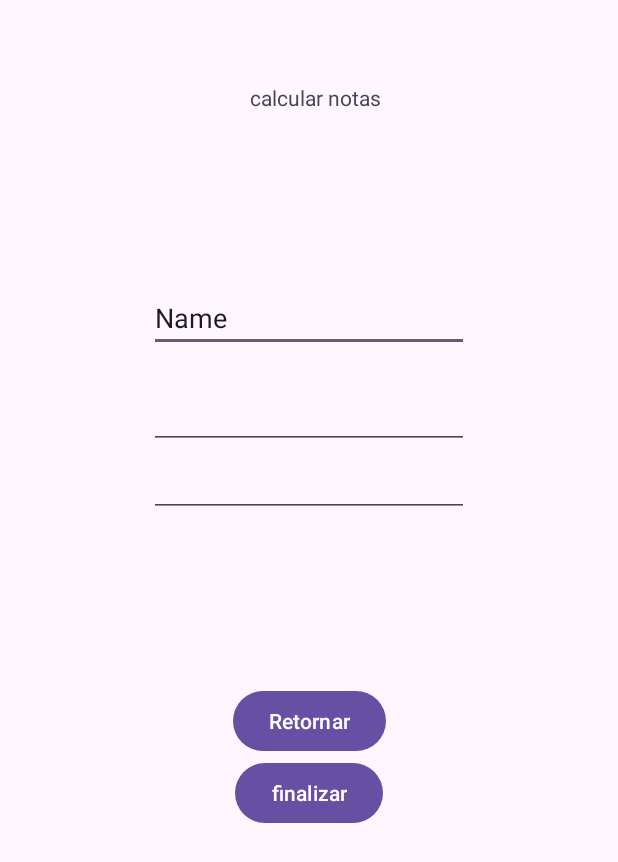
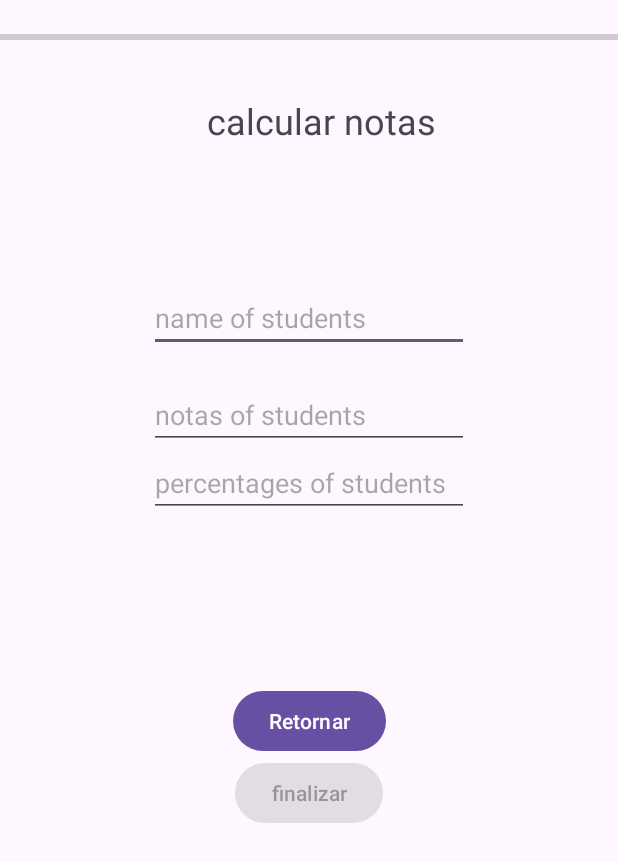
Before and after one commit to maestro484/calcular_notas, an Android app: the screen it shows after launch (MainActivity), on a phone screen of 412 x 824 dp. Shown: the top 862 px of the screen. Run offline under Robolectric (Android 15) with nearby library versions, the phone set to English and light mode, and no system bars.

Commit message:
colocamos las vistas de pantalla de inicio y las declaramos
coloque a funcionas los botones,valide que el prosentaje sea un numero entero,
coloque los porsetanjes ingresados no superen el 100%,
valide que la nota no supere el 5
valide que la nota metida sea menos a 0
valide que el nombre del estudiante no tenga numeros
valide que la nota sea igual ala cantidad de procetajes

```diff
--- a/app/build.gradle.kts
+++ b/app/build.gradle.kts
@@ -5,12 +5,12 @@ plugins {
 
 android {
     namespace = "com.oscar.estiven.prengues.calcularnotas"
-    compileSdk = 33
+    compileSdk = 34
 
     defaultConfig {
         applicationId = "com.oscar.estiven.prengues.calcularnotas"
         minSdk = 24
-        targetSdk = 33
+        targetSdk = 34
         versionCode = 1
         versionName = "1.0"
 
--- a/app/src/main/java/com/oscar/estiven/prengues/calcularnotas/MainActivity.kt
+++ b/app/src/main/java/com/oscar/estiven/prengues/calcularnotas/MainActivity.kt
@@ -4,32 +4,100 @@ import androidx.appcompat.app.AppCompatActivity
 import android.os.Bundle
 import android.widget.Button
 import android.widget.EditText
+import android.widget.ProgressBar
+import android.widget.Toast
 
 class MainActivity : AppCompatActivity() {
 
-    private lateinit var nombre: EditText
-    private lateinit var notas: EditText
-    private lateinit var porsentajes: EditText
+    //aqui declaramos todos las cosas que colocamos el la vista
+    private lateinit var nombreIngresado: EditText
+    private lateinit var notasIngresadas: EditText
+    private lateinit var porsentajesIngresados: EditText
     private lateinit var Retornar: Button
     private lateinit var Finalizar: Button
+    private lateinit var progreso: ProgressBar
 
+
+    private var porcentajeAcumulado  = 0
+
+    val listaDePorcentaje: MutableList<Int> = mutableListOf()
+
+    val listaDeNotas: MutableList<Double> = mutableListOf()
 
     override fun onCreate(savedInstanceState: Bundle?) {
         super.onCreate(savedInstanceState)
         setContentView(R.layout.entrada)
 
-
-        nombre = findViewById(R.id.nombre)
-        notas = findViewById(R.id.notas)
-        porsentajes = findViewById(R.id.porcentajes)
+// aqui llamamos las cosas de claradas
+        nombreIngresado = findViewById(R.id.nombreIngresado)
+        notasIngresadas = findViewById(R.id.notasIngresadas)
+        porsentajesIngresados = findViewById(R.id.porcentajesIngresados)
         Retornar = findViewById(R.id.Retornar)
         Finalizar = findViewById(R.id.Finalizar)
+        progreso = findViewById(R.id.progreso)
+
+        Retornar.setOnClickListener {
 
 
+            val nota = notasIngresadas.text.toString()
+            val porcentaje = porsentajesIngresados.text.toString()
+            val nombre = nombreIngresado.text.toString()
 
 
+            if (validarVacio(nombre, nota, porcentaje)){
+                if (validarNombre(nombre) &&
+                    validarNotas(nota.toDouble()) &&
+                    validarPorcentaje((porcentaje.toInt()))
+                ){
+                    listaDeNotas.add(nota.toDouble())
+                    listaDePorcentaje.add(porcentaje.toInt())
+
+                    porcentajeAcumulado += porcentaje.toInt()
+
+                    actualizarProgress(porcentajeAcumulado)
+
+                    nombreIngresado.isEnabled = false
+                    notasIngresadas.text.clear()
+                    porsentajesIngresados.text.clear()
+
+                    mostrarMensaje("la nota fue ingresada correctamente")
+                }else{
+                    mostrarMensaje("verifique los datos ingresados")
+                }
+            }else{
+                mostrarMensaje("Datos incompletos")
+            }
+        }
+    }
 
 
+    fun actualizarProgress(porcentaje : Int) {
+        progreso.progress = porcentaje
+        if (porcentaje >= 100){
+            Finalizar.isEnabled = true
+        }
+    }
+    fun mostrarMensaje(mensaje : String){
+        Toast.makeText(this,
+            mensaje,
+            Toast.LENGTH_LONG).show()
+    }
 
+
+    fun validarVacio(nombre: String, nota: String, porsentaje: String): Boolean {
+        return !nombre.isNullOrEmpty() || nota.isNotEmpty() || porsentaje.isNullOrEmpty()
     }
+
+    fun validarNombre(nombre: String): Boolean {
+        return !nombre.matches(Regex(".\\d.*"))
+    }
+
+    fun validarNotas(nota: Double): Boolean {
+
+        return (nota >= 0.0 && nota <= 5.0)
+    }
+    fun validarPorcentaje(porcentaje : Int ) : Boolean{
+        return porcentajeAcumulado + porcentaje <=100
+    }
+
 }
--- a/app/src/main/res/layout/entrada.xml
+++ b/app/src/main/res/layout/entrada.xml
@@ -10,6 +10,7 @@
         android:id="@+id/Finalizar"
         android:layout_width="wrap_content"
         android:layout_height="wrap_content"
+        android:enabled="false"
         android:text="finalizar"
         app:layout_constraintEnd_toEndOf="parent"
         app:layout_constraintStart_toEndOf="@id/Retornar"
@@ -26,15 +27,16 @@
         app:layout_constraintEnd_toEndOf="parent"
         app:layout_constraintHorizontal_bias="0.5"
         app:layout_constraintStart_toStartOf="parent"
-        app:layout_constraintTop_toBottomOf="@id/porcentajes" />
+        app:layout_constraintTop_toBottomOf="@id/porcentajesIngresados" />
 
     <TextView
         android:layout_width="wrap_content"
         android:layout_height="wrap_content"
         android:layout_marginStart="200dp"
-        android:layout_marginTop="10dp"
+        android:layout_marginTop="20dp"
         android:layout_marginEnd="200dp"
         android:text="calcular notas"
+        android:textSize="24sp"
         app:layout_constraintBottom_toBottomOf="parent"
         app:layout_constraintEnd_toEndOf="parent"
         app:layout_constraintHorizontal_bias="0.445"
@@ -43,41 +45,51 @@
         app:layout_constraintVertical_bias="0.057" />
 
     <EditText
-        android:id="@+id/nombre"
+        android:id="@+id/nombreIngresado"
         android:layout_width="wrap_content"
         android:layout_height="wrap_content"
         android:layout_marginBottom="400dp"
         android:ems="10"
+        android:enabled="true"
+        android:hint="name of students"
+
         android:inputType="text"
-        android:text="Name"
         app:layout_constraintBottom_toBottomOf="parent"
         app:layout_constraintEnd_toEndOf="parent"
         app:layout_constraintHorizontal_bias="0.5"
-             app:layout_constraintTop_toTopOf="parent"
-        app:layout_constraintStart_toStartOf="parent" />
+        app:layout_constraintStart_toStartOf="parent"
+        app:layout_constraintTop_toTopOf="parent" />
 
     <EditText
-        android:id="@+id/notas"
+        android:id="@+id/notasIngresadas"
         android:layout_width="wrap_content"
         android:layout_height="wrap_content"
         android:layout_marginBottom="460dp"
         android:ems="10"
+        android:hint="notas of students"
         android:inputType="numberDecimal"
         app:layout_constraintBottom_toBottomOf="parent"
         app:layout_constraintEnd_toEndOf="parent"
         app:layout_constraintHorizontal_bias="0.5"
         app:layout_constraintStart_toStartOf="parent"
-        app:layout_constraintTop_toTopOf="@id/nombre"/>
+        app:layout_constraintTop_toTopOf="@id/nombreIngresado"/>
 
     <EditText
-        android:id="@+id/porcentajes"
+        android:id="@+id/porcentajesIngresados"
         android:layout_width="wrap_content"
         android:layout_height="wrap_content"
         android:ems="10"
         android:inputType="number"
+        android:hint="percentages of students"
         app:layout_constraintEnd_toEndOf="parent"
         app:layout_constraintStart_toStartOf="parent"
-        app:layout_constraintTop_toBottomOf="@id/notas"/>
+        app:layout_constraintTop_toBottomOf="@id/notasIngresadas"/>
+
+    <ProgressBar
+        android:id="@+id/progreso"
+        style="?android:attr/progressBarStyleHorizontal"
+        android:layout_width="match_parent"
+        android:layout_height="50dp" />
     />
 
 </androidx.constraintlayout.widget.ConstraintLayout>
```
